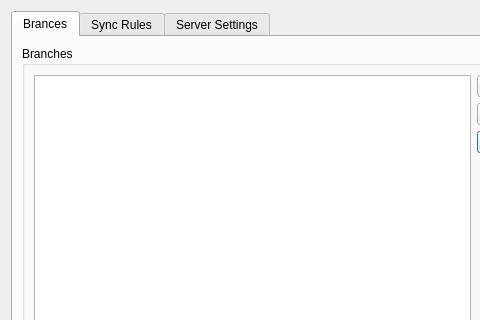
Old version of the form client/resources/settings.ui in the repository rselbo/quicksync; both pictures show x 0 to 480 and y 0 to 320 of the 591 by 863 pixel window.
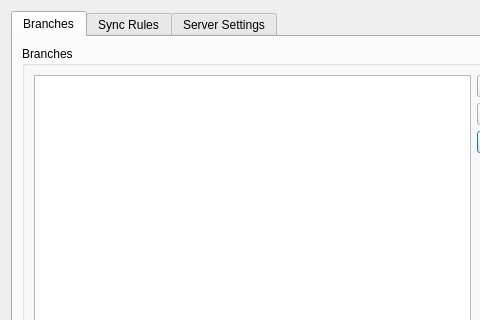
New version of the form. Custom widgets are drawn as their Qt base class.

```diff
--- a/client/resources/settings.ui
+++ b/client/resources/settings.ui
@@ -27,7 +27,7 @@
      </property>
      <widget class="QWidget" name="tabBranches">
       <attribute name="title">
-       <string>Brances</string>
+       <string>Branches</string>
       </attribute>
       <layout class="QVBoxLayout" name="verticalLayout_5">
        <item>
```
